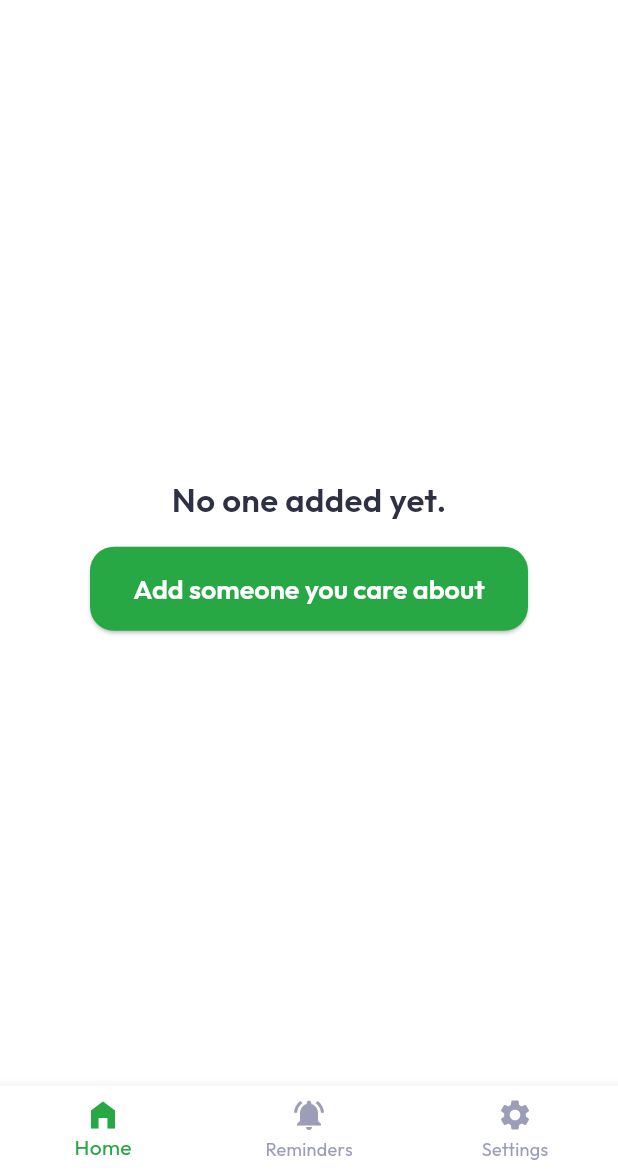
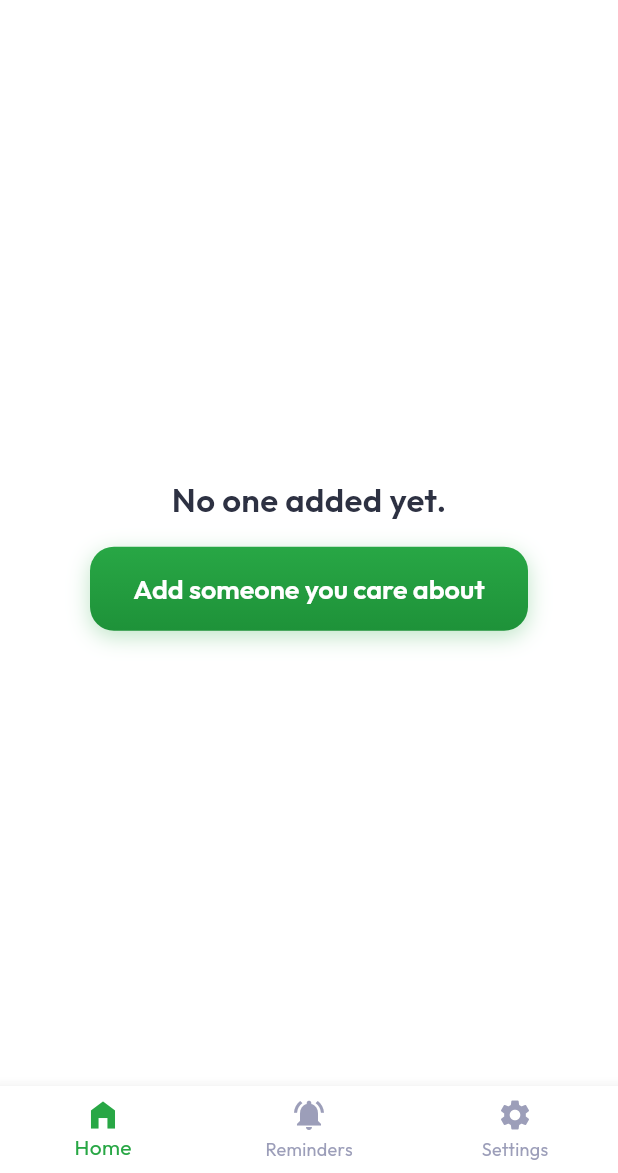
Before and after one commit to carbonanik/call_monitor, a Flutter app: the FrequencySelectionScreen screen opened directly with empty values, after a tap on "Continue", on a phone screen of 412 x 824 dp, the part 63-1236 px from its top. Run offline on Flutter 3.47's test engine with Material 3 defaults, Android fonts, the phone set to English and light mode, and no system bars; our stand-ins replace drift, flutter_contacts, flutter_local_notifications, flutter_riverpod, google_fonts, package_info_plus and 1 more; missing offline and left inert: call_log, workmanager; accounts and stored records are empty; generated files the repository leaves out were written again; statements that could not run were skipped.

Commit message:
fix: on boarding

```diff
--- a/lib/components/gradient_button.dart
+++ b/lib/components/gradient_button.dart
@@ -2,49 +2,65 @@ import 'package:flutter/material.dart';
 import '../core/theme.dart';
 
 class GradientButton extends StatelessWidget {
-  final String text;
+  final String? text;
+  final Widget? child;
   final VoidCallback? onPressed;
+  final bool isFullWidth;
+  final double? height;
+  final EdgeInsets? padding;
 
   const GradientButton({
     super.key,
-    required this.text,
+    this.text,
+    this.child,
     required this.onPressed,
-  });
+    this.isFullWidth = true,
+    this.height = 56,
+    this.padding,
+  }) : assert(text != null || child != null,
+            'Either text or child must be provided');
 
   @override
   Widget build(BuildContext context) {
     return Container(
-      width: double.infinity,
-      height: 56,
+      width: isFullWidth ? double.infinity : null,
+      height: height,
       decoration: BoxDecoration(
-        gradient: const LinearGradient(
+        gradient: onPressed != null
+            ? const LinearGradient(
                 colors: [
                   AppTheme.primaryColor,
                   Color(0xFF1E9239),
                 ],
                 begin: Alignment.topCenter,
                 end: Alignment.bottomCenter,
-        ),
+              )
+            : null,
+        color: onPressed == null ? Colors.grey.shade300 : null,
         borderRadius: BorderRadius.circular(16),
-        boxShadow: [
+        boxShadow: onPressed != null
+            ? [
                 BoxShadow(
                   color: AppTheme.primaryColor.withValues(alpha: 0.3),
                   blurRadius: 12,
                   offset: const Offset(0, 4),
                 ),
-        ],
+              ]
+            : null,
       ),
       child: ElevatedButton(
         style: ElevatedButton.styleFrom(
           backgroundColor: Colors.transparent,
           shadowColor: Colors.transparent,
+          padding: padding,
           shape: RoundedRectangleBorder(
             borderRadius: BorderRadius.circular(16),
           ),
         ),
         onPressed: onPressed,
-        child: Text(
-          text,
+        child: child ??
+            Text(
+              text!,
               style: const TextStyle(
                 color: Colors.white,
                 fontSize: 18,
--- a/lib/screens/contact_selection_screen.dart
+++ b/lib/screens/contact_selection_screen.dart
@@ -3,6 +3,7 @@ import 'package:flutter/material.dart';
 import 'package:flutter_contacts/flutter_contacts.dart';
 import 'package:flutter_riverpod/flutter_riverpod.dart';
 import '../core/theme.dart';
+import 'package:call_monitor/components/gradient_button.dart';
 import 'frequency_selection_screen.dart';
 
 class ContactSelectionScreen extends ConsumerStatefulWidget {
@@ -188,11 +189,11 @@ class _ContactSelectionScreenState
                   style: AppTheme.lightTheme.textTheme.bodyMedium,
                 ),
                 const SizedBox(height: 16),
-                ElevatedButton(
+                GradientButton(
                   onPressed: _selectedContacts.isEmpty
                       ? null
                       : _goToFrequencySelection,
-                  child: const Text('Continue'),
+                  text: 'Continue',
                 ),
               ],
             ),
--- a/lib/screens/frequency_selection_screen.dart
+++ b/lib/screens/frequency_selection_screen.dart
@@ -1,8 +1,8 @@
-import 'package:call_monitor/components/list_avater.dart';
 import 'package:flutter/material.dart';
 import 'package:flutter_contacts/flutter_contacts.dart';
 import 'package:flutter_riverpod/flutter_riverpod.dart';
 import '../core/theme.dart';
+import 'package:call_monitor/components/gradient_button.dart';
 import '../database/database.dart';
 import '../providers/database_provider.dart';
 import 'package:drift/drift.dart' as drift;
@@ -120,7 +120,7 @@ class _FrequencySelectionScreenState
           ),
           Padding(
             padding: const EdgeInsets.all(24.0),
-            child: ElevatedButton(
+            child: GradientButton(
               onPressed: _isSaving ? null : _saveAndFinish,
               child: _isSaving
                   ? const SizedBox(
@@ -131,7 +131,14 @@ class _FrequencySelectionScreenState
                         color: Colors.white,
                       ),
                     )
-                  : const Text('Continue'),
+                  : const Text(
+                      'Continue',
+                      style: TextStyle(
+                        color: Colors.white,
+                        fontSize: 18,
+                        fontWeight: FontWeight.w600,
+                      ),
+                    ),
             ),
           ),
         ],
--- a/lib/screens/home_screen.dart
+++ b/lib/screens/home_screen.dart
@@ -1,3 +1,4 @@
+import 'package:call_monitor/components/gradient_button.dart';
 import 'package:call_monitor/components/list_avater.dart';
 import 'package:call_monitor/gen/assets.gen.dart';
 import 'package:call_monitor/screens/contact_selection_screen.dart';
@@ -95,7 +96,7 @@ class HomeContent extends ConsumerWidget {
         title: Row(
           mainAxisSize: MainAxisSize.min,
           children: [
-            Assets.images.logoText.image(
+            Assets.images.logoTextAlpha.image(
               width: 100,
             ),
           ],
@@ -130,13 +131,13 @@ class HomeContent extends ConsumerWidget {
                     Text('No one added yet.',
                         style: AppTheme.lightTheme.textTheme.titleLarge),
                     const SizedBox(height: 16),
-                    ElevatedButton(
+                    GradientButton(
                       onPressed: () =>
                           Navigator.of(context).pushNamed('/select-contacts'),
-                      style: ElevatedButton.styleFrom(
-                          padding: const EdgeInsets.symmetric(
-                              horizontal: 24, vertical: 12)),
-                      child: const Text('Add someone you care about'),
+                      padding: const EdgeInsets.symmetric(
+                          horizontal: 24, vertical: 12),
+                      isFullWidth: false,
+                      text: 'Add someone you care about',
                     ),
                   ],
                 ),
@@ -215,7 +216,7 @@ class ContactListItem extends StatelessWidget {
         borderRadius: BorderRadius.circular(20),
         boxShadow: [
           BoxShadow(
-            color: Colors.black.withOpacity(0.02),
+            color: Colors.black.withValues(alpha: 0.05),
             blurRadius: 10,
             offset: const Offset(0, 4),
           ),
@@ -224,13 +225,6 @@ class ContactListItem extends StatelessWidget {
       child: Row(
         children: [
           ListAvatar(displayName: contact.name),
-          // CircleAvatar(
-          //   radius: 28,
-          //   backgroundColor: Colors.white,
-          //   child: Text(contact.name[0],
-          //       style:
-          //           const TextStyle(fontSize: 20, fontWeight: FontWeight.bold)),
-          // ),
           const SizedBox(width: 16),
           Expanded(
             child: Column(
```
Also changed, not shown: lib/gen/assets.gen.dart (+10 -1 lines), lib/screens/onboarding_screen.dart (+6 -1 lines), assets/images/logo_text_alpha.png (added), assets/images/splash_art.png (added). Lines whose indentation alone changed are shown as unchanged.
